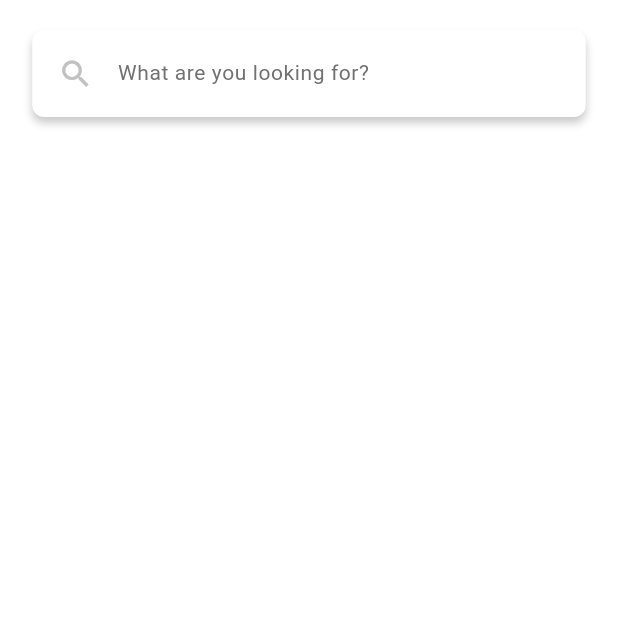
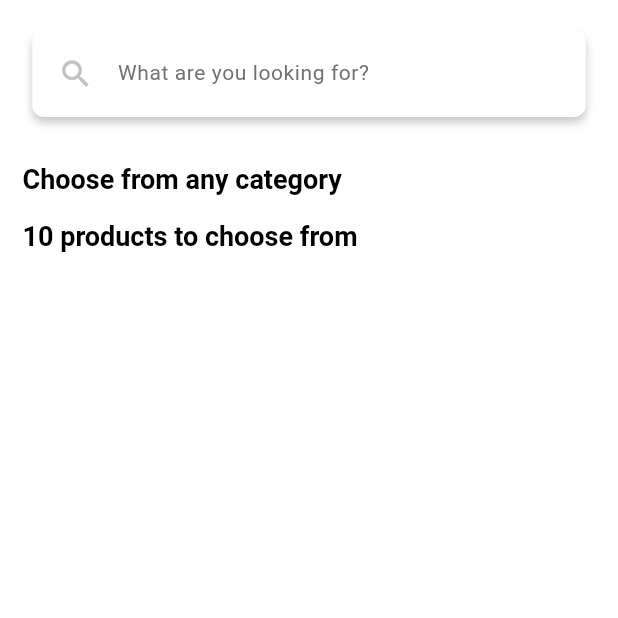
Before and after one commit to JonnDroid/net_market, a Flutter app: the screen it shows after launch, on a phone screen of 412 x 824 dp, the top half of it. Run offline on Flutter 3.47's test engine with Material 3 defaults, Android fonts, the light colour scheme and no system bars; our stand-ins replace google_fonts.

Commit message:
added header widget

```diff
--- a/lib/core/theme.dart
+++ b/lib/core/theme.dart
@@ -58,17 +58,17 @@ class AppTheme {
         ),
         titleSmall: GoogleFonts.roboto(
           fontSize: FontSizes.small,
-          color: Colors.white,
+          color: DefaultColors.textBodyColor,
           fontWeight: FontWeight.bold,
         ),
         titleMedium: GoogleFonts.roboto(
           fontSize: FontSizes.standard,
-          color: Colors.white,
+          color: DefaultColors.textBodyColor,
           fontWeight: FontWeight.bold,
         ),
         titleLarge: GoogleFonts.roboto(
-          fontSize: FontSizes.doubleExtraLarge,
-          color: Colors.white,
+          fontSize: FontSizes.large,
+          color: DefaultColors.textBodyColor,
           fontWeight: FontWeight.bold,
         ),
         labelSmall: GoogleFonts.roboto(
--- a/lib/pages/home_page/home_page.dart
+++ b/lib/pages/home_page/home_page.dart
@@ -1,5 +1,6 @@
 import 'package:flutter/material.dart';
 import 'package:net_market/core/theme.dart';
+import 'package:net_market/pages/widgets/header.dart';
 import 'package:net_market/pages/widgets/search_bar.dart';
 
 class HomePage extends StatelessWidget {
@@ -8,12 +9,17 @@ class HomePage extends StatelessWidget {
   @override
   Widget build(BuildContext context) {
     return Scaffold(
-      body: Container(
-        color: DefaultColors.white,
-        child: const Column(
-          children: [
-            AppSearchBar(),
-          ],
+      body: SafeArea(
+        child: Container(
+          color: DefaultColors.white,
+          child: const Column(
+            crossAxisAlignment: CrossAxisAlignment.start,
+            children: [
+              AppSearchBar(),
+              Header(text: 'Choose from any category'),
+              Header(text: '10 products to choose from'),
+            ],
+          ),
         ),
       ),
     );
--- /dev/null
+++ b/lib/pages/widgets/header.dart
@@ -0,0 +1,21 @@
+import 'package:flutter/material.dart';
+
+class Header extends StatelessWidget {
+  const Header({
+    super.key,
+    required this.text,
+  });
+
+  final String text;
+
+  @override
+  Widget build(BuildContext context) {
+    return Padding(
+      padding: const EdgeInsets.fromLTRB(15.0, 10.0, 15.0, 5.0),
+      child: Text(
+        text,
+        style: Theme.of(context).textTheme.titleLarge,
+      ),
+    );
+  }
+}
```
